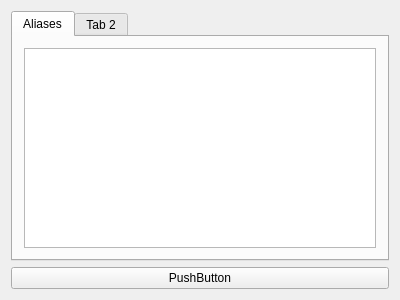
Old version of the form application/window.ui in the repository TheNiteCoder/mx-bashrc-config.
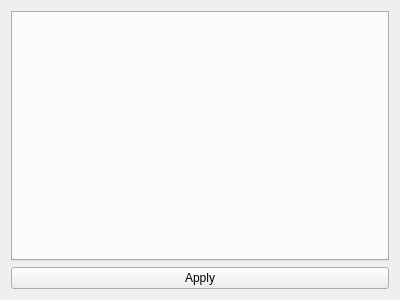
New version of the form.

Patch:
```diff
--- a/application/window.ui
+++ b/application/window.ui
@@ -17,23 +17,7 @@
    <item>
     <layout class="QVBoxLayout" name="verticalLayout">
      <item>
-      <widget class="QTabWidget" name="tabWidget">
-       <widget class="QWidget" name="tab">
-        <attribute name="title">
-         <string>Aliases</string>
-        </attribute>
-        <layout class="QVBoxLayout" name="verticalLayout_3">
-         <item>
-          <widget class="QTableWidget" name="tableWidget_Aliases"/>
-         </item>
-        </layout>
-       </widget>
-       <widget class="QWidget" name="tab_2">
-        <attribute name="title">
-         <string>Tab 2</string>
-        </attribute>
-       </widget>
-      </widget>
+      <widget class="QTabWidget" name="tabWidget"/>
      </item>
      <item>
       <layout class="QHBoxLayout" name="horizontalLayout">
@@ -43,7 +27,7 @@
        <item>
         <widget class="QPushButton" name="pushButton">
          <property name="text">
-          <string>PushButton</string>
+          <string>Apply</string>
          </property>
         </widget>
        </item>
```
Left out of the diff: 4 changed lines with no effect on the pictures.
